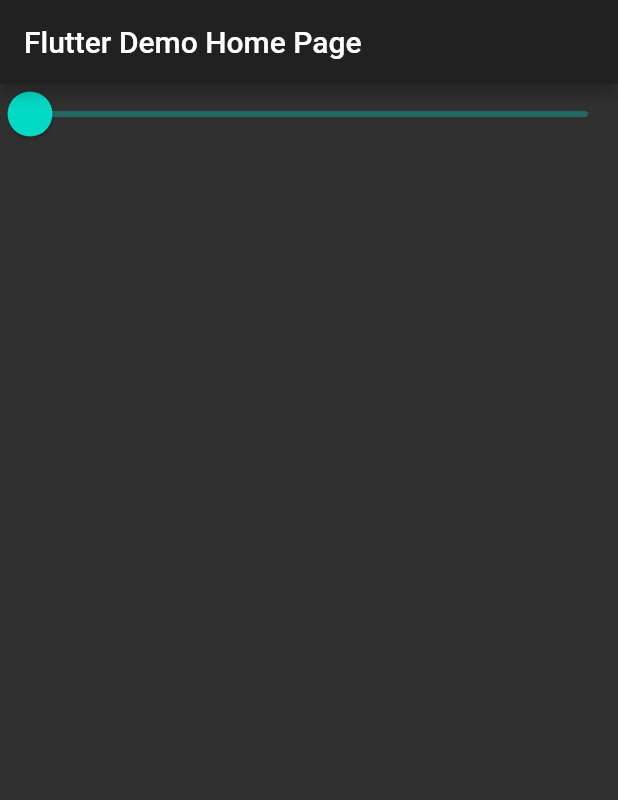
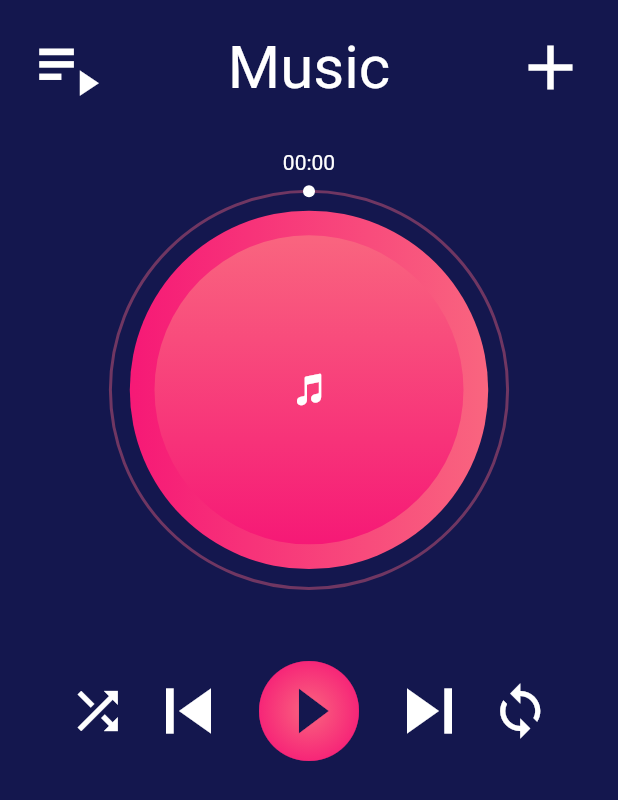
Before and after one commit to Yogeshk4124/SyncPlayer, a Flutter app: the screen it shows after launch, on a phone screen of 412 x 824 dp. Shown: the top 800 px of the screen. Run offline on Flutter 3.47's test engine with Material 2 defaults, Android fonts, the phone set to English and light mode, and no system bars; drawn by our look-alikes of sleek_circular_slider; our stand-ins replace assets_audio_player, file_picker, marquee.

Commit message:
audioplayer

```diff
--- /dev/null
+++ b/lib/RadiantGradientIcon.dart
@@ -0,0 +1,21 @@
+import 'package:flutter/cupertino.dart';
+import 'package:flutter/material.dart';
+
+class RadiantGradientMask extends StatelessWidget {
+  RadiantGradientMask({@required this.child,@required this.c1,@required this.c2});
+  final Widget child;
+  final Color c1,c2;
+
+  @override
+  Widget build(BuildContext context) {
+    return ShaderMask(
+      shaderCallback: (bounds) => RadialGradient(
+        center: Alignment.center,
+        radius: 0.5,
+        colors: [c1,c2],
+        tileMode: TileMode.mirror,
+      ).createShader(bounds),
+      child: child,
+    );
+  }
+}
--- /dev/null
+++ b/lib/audioPlayer.dart
@@ -0,0 +1,571 @@
+import 'dart:io';
+import 'dart:ui';
+
+import 'package:SyncPlayer/RadiantGradientIcon.dart';
+import 'package:assets_audio_player/assets_audio_player.dart';
+import 'package:flutter/cupertino.dart';
+import 'package:flutter/material.dart';
+import 'package:file_picker/file_picker.dart';
+import 'package:marquee/marquee.dart';
+import 'package:sleek_circular_slider/sleek_circular_slider.dart';
+
+import 'MarqueeText.dart';
+
+class audioPlayer extends StatefulWidget {
+  audioPlayer({Key key, this.title}) : super(key: key);
+  final String title;
+
+  @override
+  _audioPlayerState createState() => _audioPlayerState();
+}
+
+// ignore: camel_case_types
+class _audioPlayerState extends State<audioPlayer> {
+  String mp3Uri = '';
+  int current = 0;
+  final assetsAudioPlayer = AssetsAudioPlayer();
+  IconData pIcon;
+  double seekerCurrent = 0;
+  bool _add = false;
+  int i = 0, j = 0;
+  ValueNotifier<double> valueNotifier = ValueNotifier<double>(0);
+  final audios = <Audio>[];
+
+//Listen to the current playing song
+  Duration _printDuration(Duration duration) {
+    String twoDigits(int n) => n.toString().padLeft(2, "0");
+    String twoDigitMinutes = twoDigits(duration.inMinutes.remainder(60));
+    String twoDigitSeconds = twoDigits(duration.inSeconds.remainder(60));
+    Duration d = new Duration(
+        hours: int.parse(twoDigits(duration.inHours)),
+        minutes: int.parse(twoDigitMinutes),
+        seconds: int.parse(twoDigitSeconds));
+    return d;
+  }
+
+  Widget _wrapWithStuff(Widget child) {
+    return Padding(
+      padding: EdgeInsets.all(16.0),
+      child: Container(height: 50.0, color: Colors.white, child: child),
+    );
+  }
+
+  String _printDurationAsString(Duration duration) {
+    String twoDigits(int n) => n.toString().padLeft(2, "0");
+    String twoDigitMinutes = twoDigits(duration.inMinutes.remainder(60));
+    String twoDigitSeconds = twoDigits(duration.inSeconds.remainder(60));
+    if (twoDigits(duration.inHours) == "00")
+      return "$twoDigitMinutes:$twoDigitSeconds";
+    return "${twoDigits(duration.inHours)}:$twoDigitMinutes:$twoDigitSeconds";
+  }
+
+  String getSong() {
+    final Playing playing = assetsAudioPlayer.current.value;
+    if (playing == null)
+      return "music";
+    else {
+      int x = playing.audio.assetAudioPath.lastIndexOf('/');
+      return playing.audio.assetAudioPath.substring(x + 1);
+    }
+  }
+
+  @override
+  Widget build(BuildContext context) {
+    Audio find(List<Audio> source, String fromPath) {
+      return source.firstWhere((element) => element.path == fromPath);
+    }
+
+    return Scaffold(
+      backgroundColor: Color(0xff14174E),
+      body: SafeArea(
+        child: Column(
+          crossAxisAlignment: CrossAxisAlignment.center,
+          children: <Widget>[
+            // StreamBuilder(
+            //     stream: assetsAudioPlayer.current,
+            //     builder: (context, asyncSnapshot) {
+            //       Column returnval;
+            //       if (asyncSnapshot.hasData)
+            //         returnval = Column(
+            //           children: <Widget>[
+            //             Text(
+            //               getSong(),
+            //             ),
+            //             StreamBuilder(
+            //               stream: assetsAudioPlayer.currentPosition,
+            //               builder: (context, asyncSnapshot) {
+            //                 SleekCircularSlider s;
+            //                 String time = "00:00";
+            //                 final Duration position = asyncSnapshot.data;
+            //                 time = _printDurationAsString(new Duration(
+            //                     seconds: position.inSeconds.toInt()));
+            //                 s = SleekCircularSlider(
+            //                   appearance: CircularSliderAppearance(
+            //                     angleRange: 360,
+            //                     size: MediaQuery.of(context).size.width * 0.65,
+            //                     startAngle: 270,
+            //                     customWidths: CustomSliderWidths(
+            //                         trackWidth: 1, progressBarWidth: 1),
+            //                     customColors: CustomSliderColors(
+            //                         progressBarColors: [
+            //                           Color(0xffF9657F),
+            //                           Color(0xffF61976)
+            //                         ]),
+            //                     animationEnabled: false, //#F9657F->#F61976
+            //                   ),
+            //                   min: 0,
+            //                   max: assetsAudioPlayer.current.value == null
+            //                       ? 1
+            //                       : assetsAudioPlayer
+            //                           .current.value.audio.duration.inSeconds
+            //                           .toDouble(),
+            //                   initialValue: position.inSeconds.toDouble(),
+            //                   onChange: (double value) {
+            //                     // callback providing a value while its being changed (with a pan gesture)
+            //                     setState(
+            //                       () {
+            //                         Duration d =
+            //                             new Duration(seconds: value.toInt());
+            //                         d = _printDuration(d);
+            //                         seekTo(d);
+            //                       },
+            //                     );
+            //                   },
+            //                   onChangeEnd: (double value) {
+            //                     setState(
+            //                       () {
+            //                         Duration d =
+            //                             new Duration(seconds: value.toInt());
+            //                         d = _printDuration(d);
+            //                         seekTo(d);
+            //                       },
+            //                     );
+            //                   },
+            //                   onChangeStart: (double value) {
+            //                     // callback providing a value while its being changed (with a pan gesture)
+            //                   },
+            //                   innerWidget: (double value) {
+            //                     return Icon(Icons.music_video_outlined);
+            //                   },
+            //                 );
+            //                 return Column(
+            //                   children: <Widget>[
+            //                     Text(time),
+            //                     s,
+            //                   ],
+            //                 );
+            //               },
+            //             ),
+            //           ],
+            //         );
+            //       else {
+            //         returnval = Column(
+            //           children: [
+            //             Text("Music"),
+            //             SleekCircularSlider(
+            //               min: 0,
+            //               max: 1,
+            //               initialValue: 0,
+            //               appearance: CircularSliderAppearance(
+            //                   angleRange: 360,
+            //                   size: MediaQuery.of(context).size.width * 0.65,
+            //                   startAngle: 270,
+            //                   customWidths: CustomSliderWidths(
+            //                       trackWidth: 1, progressBarWidth: 1),
+            //                   customColors: CustomSliderColors(
+            //                       progressBarColors: [
+            //                         Color(0xffF9657F),
+            //                         Color(0xffF61976)
+            //                       ]),
+            //                   animationEnabled: false
+            //                   //#F9657F->#F61976
+            //                   ),
+            //               innerWidget: (double value) {
+            //                 return Icon(Icons.music_video_outlined);
+            //               },
+            //             )
+            //           ],
+            //         );
+            //       }
+            //       return returnval;
+            //     }),
+            //this is real stream Builder
+
+            StreamBuilder(
+              stream: assetsAudioPlayer.current,
+              builder: (context, asyncSnapshot) {
+                String text = "Music";
+                if (assetsAudioPlayer.current.value != null) {
+                  text = getSong();
+                }
+                return Padding(
+                  padding: EdgeInsets.all(20),
+                  child: Row(
+                    mainAxisAlignment: MainAxisAlignment.spaceBetween,
+                    crossAxisAlignment: CrossAxisAlignment.center,
+                    children: <Widget>[
+                      GestureDetector(
+                        child: Icon(
+                          Icons.playlist_play_outlined,
+                          size: 50,
+                        ),
+                        onTap: () {
+                          setState(() {});
+                        },
+                      ),
+                      if (text == "Music")
+                        Text(text, style: TextStyle(fontSize: 40))
+                      else
+                        Container(
+                          height: 42,
+                          width: MediaQuery.of(context).size.width * 0.5,
+                          child: MarqueeText(
+                            text: text,
+                            textStyle: TextStyle(fontSize: 40),
+                          ),
+                        ),
+                      GestureDetector(
+                        child: Icon(
+                          Icons.add,
+                          size: 50,
+                        ),
+                        onTap: () {
+                          setState(() {
+                            open();
+                          });
+                        },
+                      ),
+                    ],
+                  ),
+                );
+              },
+            ),
+            StreamBuilder(
+              stream: assetsAudioPlayer.currentPosition,
+              builder: (context, asyncSnapshot) {
+                SleekCircularSlider s;
+                String time = "00:00";
+                final Duration position = asyncSnapshot.data;
+                if (assetsAudioPlayer.currentPosition.value == null ||
+                    assetsAudioPlayer.currentPosition.value.inSeconds
+                            .toString() ==
+                        "0") {
+                  print("check:" +
+                      assetsAudioPlayer.currentPosition.value.inSeconds
+                          .toString());
+                  s = SleekCircularSlider(
+                    min: 0,
+                    max: 1,
+                    initialValue: 0,
+                    appearance: CircularSliderAppearance(
+                      angleRange: 360,
+                      size: MediaQuery.of(context).size.width * 0.65,
+                      startAngle: 270,
+                      animationEnabled: false,
+                      animDurationMultiplier: 150,
+                      customWidths: CustomSliderWidths(
+                          trackWidth: 2, progressBarWidth: 3, handlerSize: 4),
+                      customColors: CustomSliderColors(progressBarColors: [
+                        Color(0xffF9657F),
+                        Color(0xffF61976)
+                      ], trackColors: [
+                        Color(0x66F9657F),
+                        Color(0x66F61976)
+                      ]),
+                      //#F9657F->#F61976
+                    ),
+                    innerWidget: (double value) {
+                      return Column(
+                        mainAxisAlignment: MainAxisAlignment.center,
+                        crossAxisAlignment: CrossAxisAlignment.center,
+                        children: <Widget>[
+                          Container(
+                            height: MediaQuery.of(context).size.width * 0.58,
+                            width: MediaQuery.of(context).size.width * 0.58,
+                            decoration: BoxDecoration(
+                              shape: BoxShape.circle,
+                              // borderRadius: BorderRadius.all(Radius.circular(20)),
+                              gradient: new LinearGradient(
+                                colors: [
+                                  Color(0xffF61976),
+                                  Color(0xffF9657F),
+                                ],
+                              ),
+
+                              // color: Colors.white,
+                            ),
+                            child: Center(
+                              child: Container(
+                                height:
+                                    MediaQuery.of(context).size.width * 0.50,
+                                width: MediaQuery.of(context).size.width * 0.50,
+                                decoration: BoxDecoration(
+                                  shape: BoxShape.circle,
+                                  gradient: new LinearGradient(
+                                    colors: [
+                                      Color(0xffF9657F),
+                                      Color(0xffF61976)
+                                    ],
+                                    begin: Alignment.topCenter,
+                                    end: Alignment.bottomCenter,
+                                    // color: Colors.pink,
+                                  ),
+                                ),
+                                child: Icon(CupertinoIcons.double_music_note),
+                              ),
+                            ),
+                          ),
+                        ],
+                      );
+
+                      // Image.asset("assets/icon.png",scale: 4,);
+                    },
+                  );
+                } else {
+                  print("check2:" +
+                      assetsAudioPlayer.currentPosition.value.inSeconds
+                          .toString());
+                  time = _printDurationAsString(
+                      new Duration(seconds: position.inSeconds.toInt()));
+                  s = SleekCircularSlider(
+                    appearance: CircularSliderAppearance(
+                      angleRange: 360,
+                      size: MediaQuery.of(context).size.width * 0.65,
+                      startAngle: 270,
+                      customWidths: CustomSliderWidths(
+                          trackWidth: 2, progressBarWidth: 3, handlerSize: 2),
+                      customColors: CustomSliderColors(progressBarColors: [
+                        Color(0xffF9657F),
+                        Color(0xffF61976)
+                      ], trackColors: [
+                        Color(0x66F9657F),
+                        Color(0x66F61976)
+                      ]), //#F9657F->#F61976
+                    ),
+                    min: 0,
+                    max: assetsAudioPlayer
+                        .current.value.audio.duration.inSeconds
+                        .toDouble(),
+                    initialValue: position.inSeconds.toDouble() ==
+                            assetsAudioPlayer
+                                .current.value.audio.duration.inSeconds
+                                .toDouble()
+                        ? 0
+                        : position.inSeconds.toDouble(),
+                    onChange: (double value) {
+                      // callback providing a value while its being changed (with a pan gesture)
+                      setState(
+                        () {
+                          Duration d = new Duration(seconds: value.toInt());
+                          d = _printDuration(d);
+                          seekTo(d);
+                        },
+                      );
+                    },
+                    onChangeEnd: (double value) {
+                      // setState(
+                      //   () {
+                      //     Duration d = new Duration(seconds: value.toInt());
+                      //     d = _printDuration(d);
+                      //     seekTo(d);
+                      //   },
+                      // );
+                    },
+                    onChangeStart: (double value) {
+                      // callback providing a value while its being changed (with a pan gesture)
+                    },
+                    // onChangeEnd: (double endValue) {
+                    //   // ucallback providing an ending value (when a pan gesture ends)
+                    // },
+                    innerWidget: (double value) {
+                      return Image.asset(
+                        "assets/icon.png",
+                        scale: 2,
+                      );
+                    },
+                  );
+                }
+                return Column(
+                  children: <Widget>[
+                    Padding(
+                      padding: EdgeInsets.all(10),
+                      child: Text(time),
+                    ),
+                    s,
+                  ],
+                );
+              },
+            ),
+
+            Padding(
+              padding: EdgeInsets.all(40),
+              child: Row(
+                mainAxisAlignment: MainAxisAlignment.spaceAround,
+                children: [
+                  GestureDetector(
+                    onTap: () {
+                      setState(() {
+                        shuffle();
+                      });
+                    },
+                    child: Icon(
+                      Icons.shuffle,
+                      size: 40,
+                    ),
+                  ),
+                  GestureDetector(
+                    onTap: () {
+                      setState(() {
+                        prev();
+                      });
+                    },
+                    child: Icon(
+                      Icons.skip_previous,
+                      size: 60,
+                    ),
+                  ),
+                  StreamBuilder(
+                      stream: assetsAudioPlayer.isPlaying,
+                      builder: (context, asyncSnapshot) {
+                        final bool isPlaying = asyncSnapshot.data;
+                        if (isPlaying == false) {
+                          pIcon = Icons.play_circle_fill;
+                        } else
+                          pIcon = Icons.pause_circle_filled;
+                        return GestureDetector(
+                          onTap: () {
+                            setState(() {
+                              playOrpause();
+                            });
+                          },
+                          child: RadiantGradientMask(
+                              child: Icon(
+                                pIcon,
+                                size: 80,
+                              ),
+                              c1: Color(0xffF9657F),
+                              c2: Color(0xffF61976)),
+                        );
+                      }),
+                  GestureDetector(
+                    onTap: () {
+                      setState(() {
+                        next();
+                      });
+                    },
+                    child: Icon(
+                      Icons.skip_next,
+                      size: 60,
+                    ),
+                  ),
+                  GestureDetector(
+                    onTap: () {
+                      setState(() {
+                        loop();
+                      });
+                    },
+                    child: Icon(
+                      Icons.loop_outlined,
+                      size: 40,
+                    ),
+                  ),
+                ],
+              ),
+            ),
+            // SliderTheme(
+            //   data: SliderTheme.of(context).copyWith(
+            //     thumbShape: RoundSliderThumbShape(enabledThumbRadius: 15),
+            //     overlayShape: RoundSliderOverlayShape(overlayRadius: 20),
+            //     // activeTrackColor: Color(0xffC38FFF),
+            //     // thumbColor: Color(0xffC38FFF),
+            //     // inactiveTrackColor: Color(0x55C38FFF),
+            //     activeTrackColor: Color(0xff03DAC5),
+            //     thumbColor: Color(0xff03DAC5),
+            //     inactiveTrackColor: Color(0x5503DAC5),
+            //     overlayColor: Color(0x5503DAC5),
+            //   ),
+            //   child: StreamBuilder(
+            //     stream: assetsAudioPlayer.currentPosition,
+            //     builder: (context, asyncSnapshot) {
+            //       if (asyncSnapshot.data == null) {
+            //         return Slider(
+            //           value: 0.0,
+            //           onChanged: (double value) => null,
+            //         );
+            //       } else {
+            //         final Duration position = asyncSnapshot.data;
+            //         return Slider(
+            //             value: position.inSeconds.toDouble(),
+            //             min: 0,
+            //             max: assetsAudioPlayer.current.value == null
+            //                 ? 100
+            //                 : assetsAudioPlayer
+            //                     .current.value.audio.duration.inSeconds
+            //                     .toDouble(),
+            //             onChanged: (double x) {
+            //               setState(
+            //                 () {
+            //                   Duration d = new Duration(seconds: x.toInt());
+            //                   d = _printDuration(d);
+            //                   seekTo(d);
+            //                 },
+            //               );
+            //             });
+            //       }
+            //     },
+            //   ),
+            // ),
+          ],
+        ),
+      ),
+    );
+  }
+
+  void playOrpause() {
+    assetsAudioPlayer.playOrPause();
+  }
+
+  void shuffle() {
+    assetsAudioPlayer.toggleShuffle();
+  }
+
+  void open() async {
+    FilePickerResult result =
+        await FilePicker.platform.pickFiles(allowMultiple: true);
+    if (result != null) {
+      List<File> files = result.paths.map((path) => File(path)).toList();
+      for (File file in files) {
+        audios.add(Audio.file(file.path));
+      }
+      assetsAudioPlayer.open(
+        Playlist(audios: audios),
+        autoStart: false,
+      );
+      _add = true;
+    } else {
+      // User canceled the picker
+    }
+  }
+
+  void next() {
+    assetsAudioPlayer.next();
+  }
+
+  void prev() {
+    assetsAudioPlayer.previous();
+  }
+
+  void seekTo(Duration duration) async {
+    await assetsAudioPlayer.seek(duration);
+  }
+
+  void loop() async {
+    print("start:" + assetsAudioPlayer.currentLoopMode.toString());
+    assetsAudioPlayer.toggleLoop();
+    print("done:" + assetsAudioPlayer.currentLoopMode.toString());
+  }
+
+  void deactivate() {
+    assetsAudioPlayer.stop();
+  }
+}
--- a/lib/main.dart
+++ b/lib/main.dart
@@ -1,5 +1,7 @@
 import 'package:SyncPlayer/player.dart';
 import 'package:flutter/material.dart';
+
+import 'audioPlayer.dart';
 
 void main() {
   runApp(MyApp());
@@ -12,7 +14,7 @@
     return MaterialApp(
       title: 'Flutter Demo',
       theme: ThemeData.dark(),
-      home: player(title: 'Flutter Demo Home Page'),
+      home: audioPlayer(title: 'Flutter Demo Home Page'),
     );
   }
 }
--- a/lib/player.dart
+++ b/lib/player.dart
@@ -1,7 +1,6 @@
 import 'package:assets_audio_player/assets_audio_player.dart';
 import 'package:flutter/cupertino.dart';
 import 'package:flutter/material.dart';
-import 'package:audioplayers/audioplayers.dart';
 
 class player extends StatefulWidget {
   player({Key key, this.title}) : super(key: key);
```
Also changed, not shown: lib/MarqueeText.dart (added, +136 -0 lines), pubspec.yaml (+8 -1 lines), assets/icon.png (added), pubspec.lock, 5 other files.
